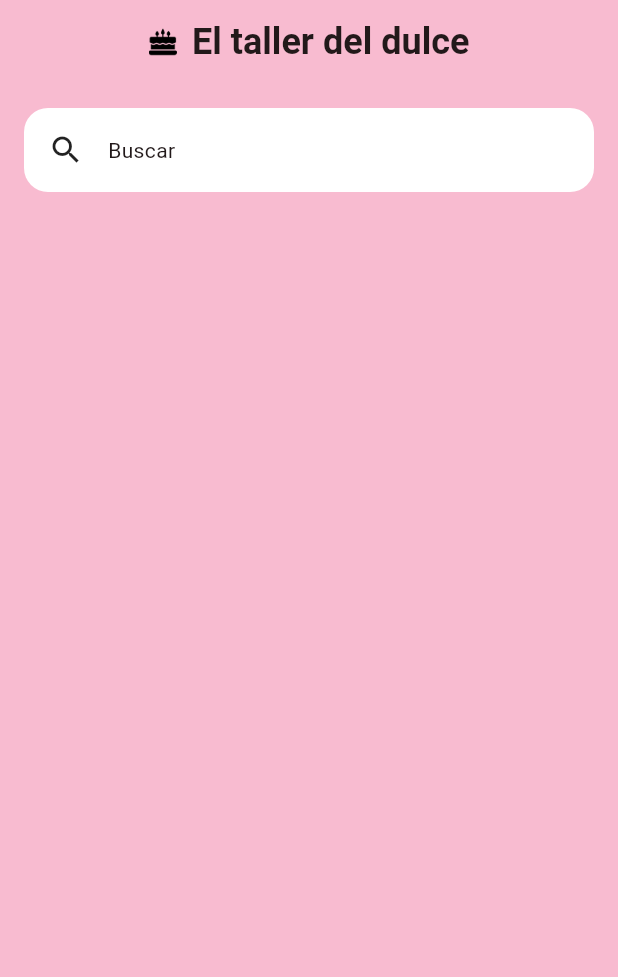
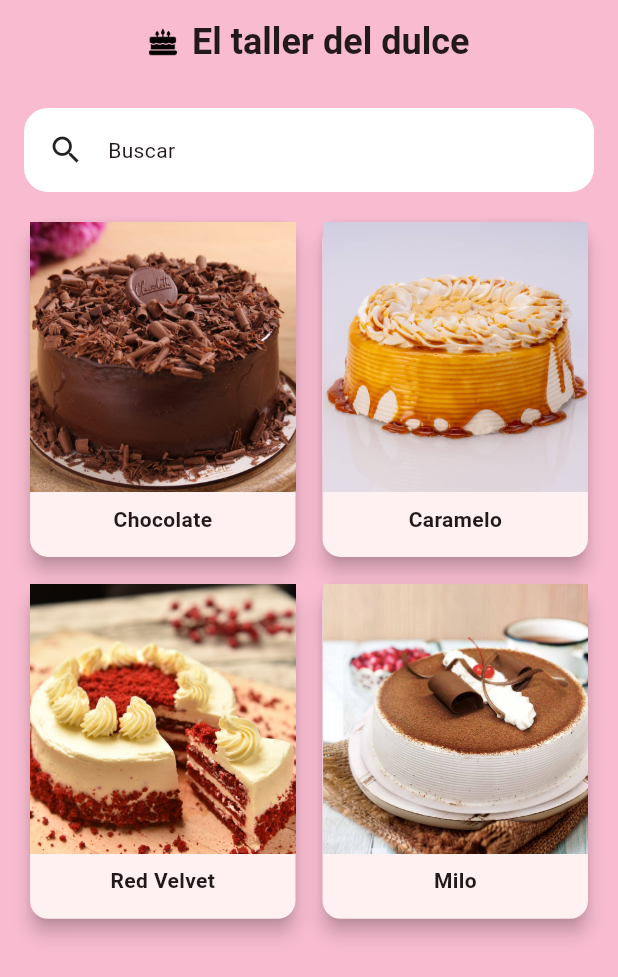
Before and after one commit to ProyectoFinal2024Moviles/el_taller_del_dulce, a Flutter app: the screen it shows after launch, on a phone screen of 412 x 824 dp. Shown: the top 977 px of the screen. Run offline on Flutter 3.47's test engine with Material 3 defaults, Android fonts, the phone set to English and light mode, and no system bars; our stand-ins replace get.

```diff
--- a/lib/pages/types_page.dart
+++ b/lib/pages/types_page.dart
@@ -1,7 +1,34 @@
+import 'package:el_taller_del_dulce/pages/navigation_menu.dart';
 import 'package:flutter/material.dart';
 
+class Product {
+  final String nombre;
+  final String imagen;
+
+  Product({required this.nombre, required this.imagen});
+}
+
+final List<Product> _productos = [
+  Product(
+    nombre: "Chocolate",
+    imagen: "assets/images/chocolate_cake.jpg",
+  ),
+  Product(
+    nombre: "Caramelo",
+    imagen: "assets/images/caramelo_cake.jpg",
+  ),
+  Product(
+    nombre: "Red Velvet",
+    imagen: "assets/images/red_velvet_cake.jpg",
+  ),
+  Product(
+    nombre: "Milo",
+    imagen: "assets/images/milo_cake.jpg",
+  ),
+];
+
 class TypesPage extends StatelessWidget {
-  const TypesPage({super.key});
+  const TypesPage({Key? key}) : super(key: key);
 
   @override
   Widget build(BuildContext context) {
@@ -29,18 +56,21 @@ class TypesPage extends StatelessWidget {
         centerTitle: false,
       ),
       backgroundColor: Color(0xFFF8BBD0),
-      body: SingleChildScrollView(
+      body: Padding(
+        padding: const EdgeInsets.symmetric(horizontal: 16),
+        child: SingleChildScrollView(
           child: Column(
             children: [
               Padding(
-              padding: const EdgeInsets.symmetric(horizontal: 16, vertical: 16),
+                padding: const EdgeInsets.symmetric(vertical: 16),
                 child: Container(
                   padding: const EdgeInsets.all(16),
                   decoration: BoxDecoration(
                     color: Colors.white,
                     borderRadius: BorderRadius.circular(16),
                   ),
-                child: const Row( //Const
+                  child: const Row(
+                    //Const
                     children: [
                       Icon(Icons.search),
                       SizedBox(
@@ -51,7 +81,44 @@ class TypesPage extends StatelessWidget {
                   ),
                 ),
               ),
+              GridView.builder(
+                shrinkWrap: true,
+                physics: const NeverScrollableScrollPhysics(),
+                gridDelegate: const SliverGridDelegateWithFixedCrossAxisCount(
+                  crossAxisCount: 2,
+                  childAspectRatio: 0.8,
+                  mainAxisSpacing: 10.0,
+                  crossAxisSpacing: 10.0,
+                ),
+                itemCount: _productos.length,
+                itemBuilder: (BuildContext context, int index) {
+                  return Card(
+                    elevation: 5,
+                    child: Column(
+                      children: <Widget>[
+                        Image.asset(
+                          _productos[index].imagen,
+                          width: 180,
+                          height: 180,
+                          fit: BoxFit.cover,
+                          alignment: Alignment.center,
+                        ),
+                        Padding(
+                          padding: const EdgeInsets.all(8.0),
+                          child: Text(
+                            _productos[index].nombre,
+                            style: const TextStyle(
+                              fontWeight: FontWeight.bold,
+                            ),
+                          ),
+                        ),
                       ],
+                    ),
+                  );
+                },
+              ),
+            ],
+          ),
         ),
       ),
     );
```
Also changed, not shown: assets/images/caramelo_cake.jpg (added), assets/images/milo_cake.jpg (added), assets/images/red_velvet_cake.jpg (added). Lines whose indentation alone changed are shown as unchanged.
